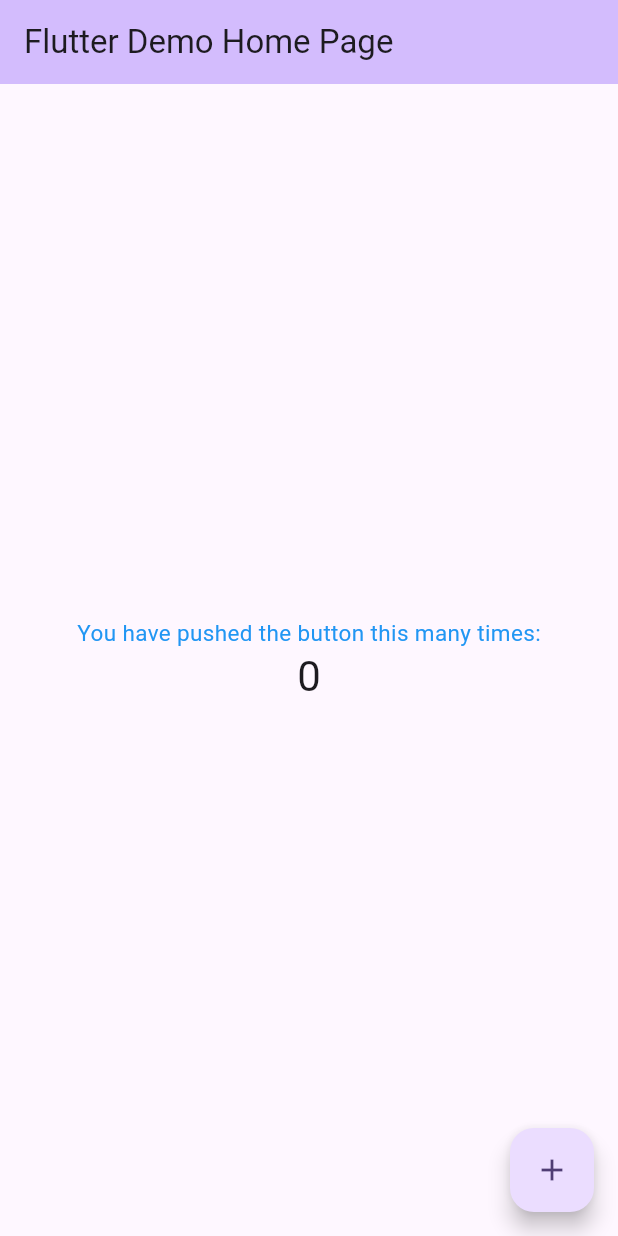
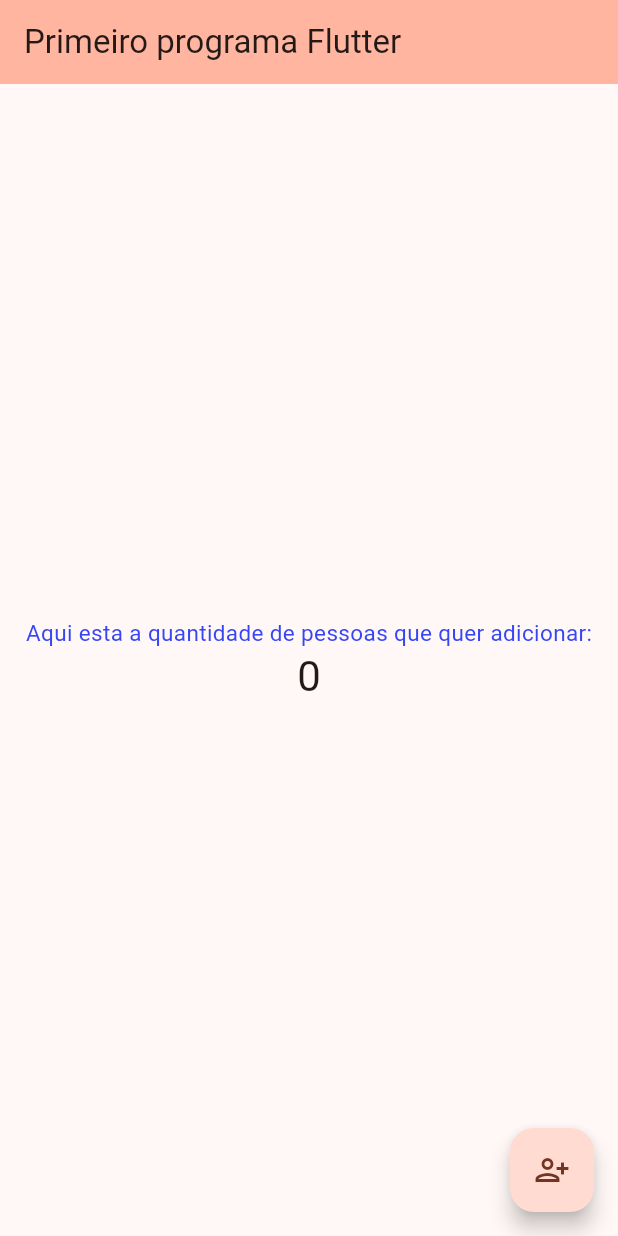
Before and after one commit to euqirneh03/primeiroappFlutter, a Flutter app: the screen it shows after launch, on a phone screen of 412 x 824 dp. Run offline on Flutter 3.47's test engine with Material 3 defaults, Android fonts, the phone set to English and light mode, and no system bars.

Commit message:
Seguindo atualizações basicas do codigo

```diff
--- a/projetox/lib/main.dart
+++ b/projetox/lib/main.dart
@@ -11,7 +11,7 @@
   @override
   Widget build(BuildContext context) {
     return MaterialApp(
-      title: 'Flutter Demo',
+      title: 'ProjetoX Demo',
       theme: ThemeData(
         // This is the theme of your application.
         //
@@ -28,10 +28,10 @@
         //
         // This works for code too, not just values: Most code changes can be
         // tested with just a hot reload.
-        colorScheme: ColorScheme.fromSeed(seedColor: Colors.deepPurple),
+        colorScheme: ColorScheme.fromSeed(seedColor: Colors.deepOrange),
         useMaterial3: true,
       ),
-      home: const MyHomePage(title: 'Flutter Demo Home Page'),
+      home: const MyHomePage(title: 'Primeiro programa Flutter'),
     );
   }
 }
@@ -106,8 +106,9 @@
           mainAxisAlignment: MainAxisAlignment.center,
           children: <Widget>[
             const Text(
-              'You have pushed the button this many times:',
-              style: TextStyle(color: Colors.blue, fontSize: 15),
+              'Aqui esta a quantidade de pessoas que quer adicionar:',
+              style: TextStyle(
+                  color: Color.fromARGB(255, 54, 70, 244), fontSize: 15),
             ),
             Text(
               '$_counter',
@@ -119,7 +120,7 @@
       floatingActionButton: FloatingActionButton(
         onPressed: _incrementCounter,
         tooltip: 'Increment',
-        child: const Icon(Icons.add),
+        child: const Icon(Icons.person_add_alt),
       ), // This trailing comma makes auto-formatting nicer for build methods.
     );
   }
```
